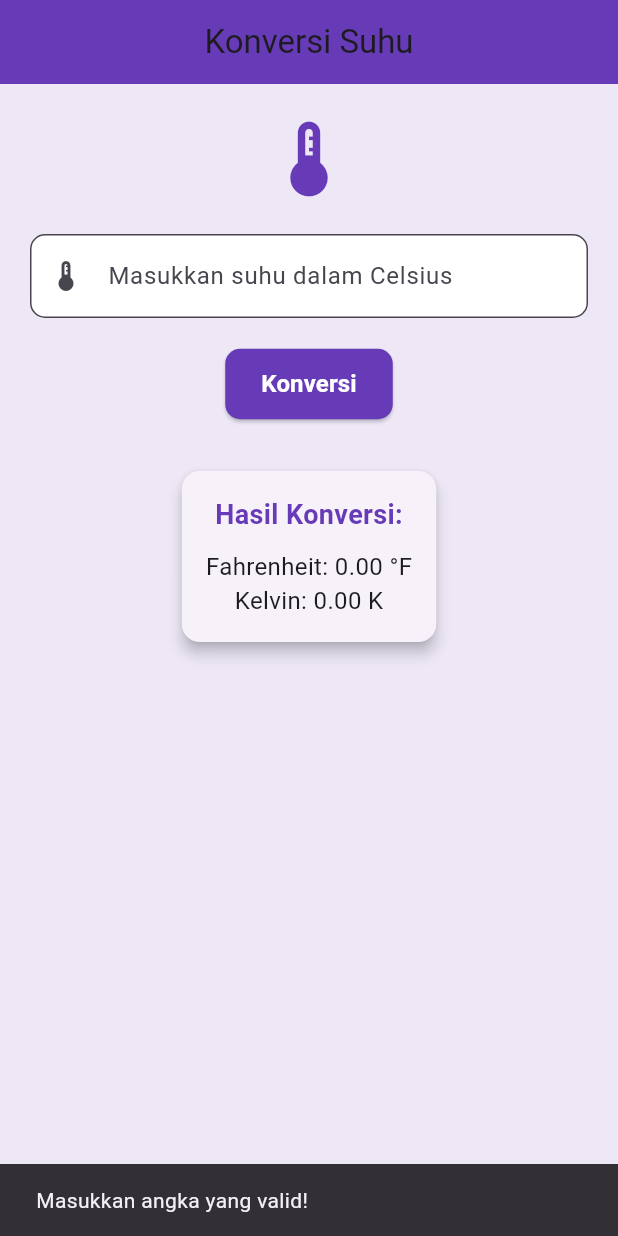
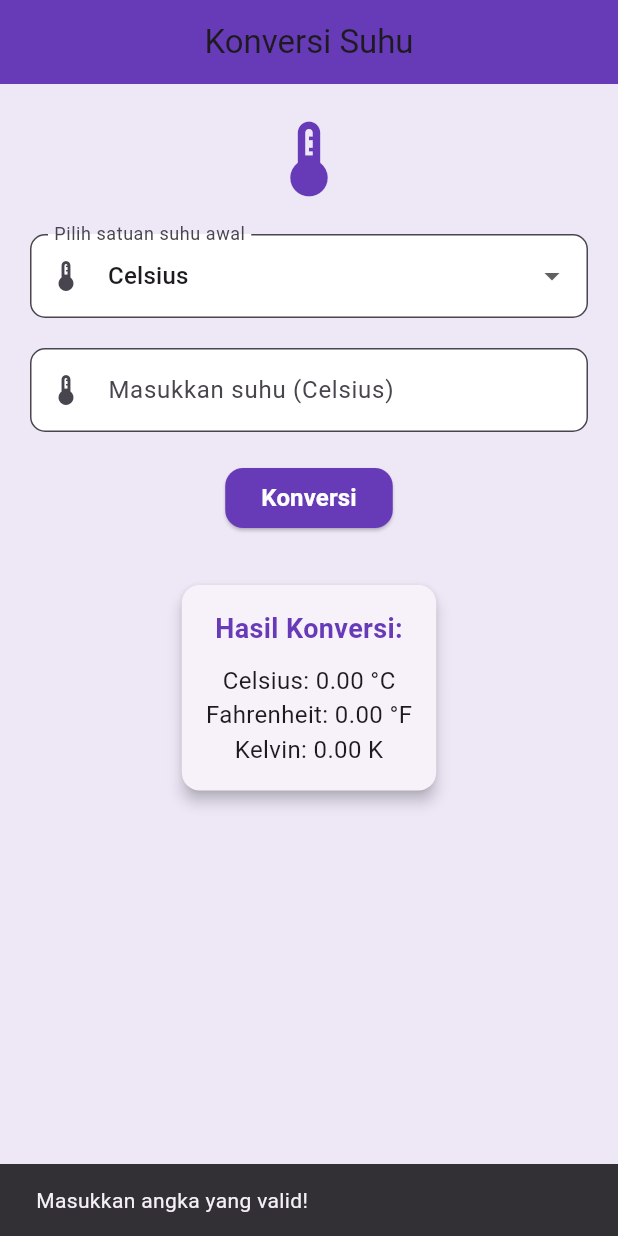
Before and after one commit to beautyclouds/PAS_Genap_MKK_Flutter_Konversi_Suhu, a Flutter app: the screen it shows after launch, after a tap on "Konversi", on a phone screen of 412 x 824 dp. Run offline on Flutter 3.47's test engine with Material 3 defaults, Android fonts, the phone set to English and light mode, and no system bars.

Commit message:
second commit

```diff
--- a/lib/main.dart
+++ b/lib/main.dart
@@ -40,27 +40,39 @@ class KonversiSuhuScreen extends StatefulWidget {
 
 class _KonversiSuhuScreenState extends State<KonversiSuhuScreen> {
   final TextEditingController _controller = TextEditingController();
-
+  String _satuanAwal = 'Celsius';
+  double _celcius = 0;
   double _fahrenheit = 0;
   double _kelvin = 0;
 
   void _konversiSuhu() {
     final input = double.tryParse(_controller.text);
-
-    if (input != null) {
-      setState(() {
-        _fahrenheit = (input * 9 / 5) + 32;
-        _kelvin = input + 273.15;
-      });
-    } else {
-      setState(() {
-        _fahrenheit = 0;
-        _kelvin = 0;
-      });
+    if (input == null) {
       ScaffoldMessenger.of(context).showSnackBar(
         SnackBar(content: Text('Masukkan angka yang valid!')),
       );
+      return;
     }
+
+    setState(() {
+      switch (_satuanAwal) {
+        case 'Celsius':
+          _celcius = input;
+          _fahrenheit = (input * 9 / 5) + 32;
+          _kelvin = input + 273.15;
+          break;
+        case 'Fahrenheit':
+          _celcius = (input - 32) * 5 / 9;
+          _fahrenheit = input;
+          _kelvin = _celcius + 273.15;
+          break;
+        case 'Kelvin':
+          _celcius = input - 273.15;
+          _kelvin = input;
+          _fahrenheit = (_celcius * 9 / 5) + 32;
+          break;
+      }
+    });
   }
 
   @override
@@ -77,25 +89,36 @@ class _KonversiSuhuScreenState extends State<KonversiSuhuScreen> {
           children: [
             Icon(Icons.thermostat, size: 60, color: Colors.deepPurple),
             SizedBox(height: 20),
+            DropdownButtonFormField<String>(
+              value: _satuanAwal,
+              decoration: InputDecoration(
+                labelText: 'Pilih satuan suhu awal',
+                prefixIcon: Icon(Icons.thermostat_outlined),
+              ),
+              items: ['Celsius', 'Fahrenheit', 'Kelvin']
+                  .map((satuan) => DropdownMenuItem(
+                        value: satuan,
+                        child: Text(satuan),
+                      ))
+                  .toList(),
+              onChanged: (value) {
+                setState(() {
+                  _satuanAwal = value!;
+                });
+              },
+            ),
+            SizedBox(height: 20),
             TextField(
               controller: _controller,
               keyboardType: TextInputType.number,
               decoration: InputDecoration(
-                labelText: 'Masukkan suhu dalam Celsius',
+                labelText: 'Masukkan suhu ($_satuanAwal)',
                 prefixIcon: Icon(Icons.device_thermostat),
               ),
             ),
             SizedBox(height: 20),
             ElevatedButton(
               onPressed: _konversiSuhu,
-              style: ElevatedButton.styleFrom(
-                backgroundColor: Colors.deepPurple, // warna tombol
-                foregroundColor: Colors.white,      // warna teks
-                padding: EdgeInsets.symmetric(horizontal: 24, vertical: 12),
-                shape: RoundedRectangleBorder(
-                  borderRadius: BorderRadius.circular(10),
-                ),
-              ),
               child: Text(
                 'Konversi',
                 style: TextStyle(fontSize: 16, fontWeight: FontWeight.bold),
@@ -121,6 +144,10 @@ class _KonversiSuhuScreenState extends State<KonversiSuhuScreen> {
                     ),
                     SizedBox(height: 10),
                     Text(
+                      'Celsius: ${_celcius.toStringAsFixed(2)} °C',
+                      style: TextStyle(fontSize: 16),
+                    ),
+                    Text(
                       'Fahrenheit: ${_fahrenheit.toStringAsFixed(2)} °F',
                       style: TextStyle(fontSize: 16),
                     ),
```
Also changed, not shown: 2 other files.
